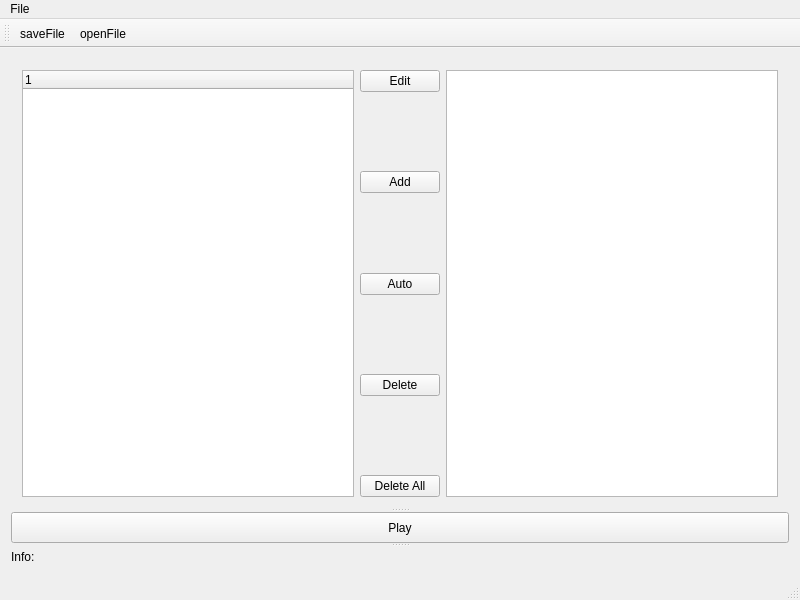
Qt form keymainwindow.ui (FyodorovAleksej/KeyPlayer) before a commit.
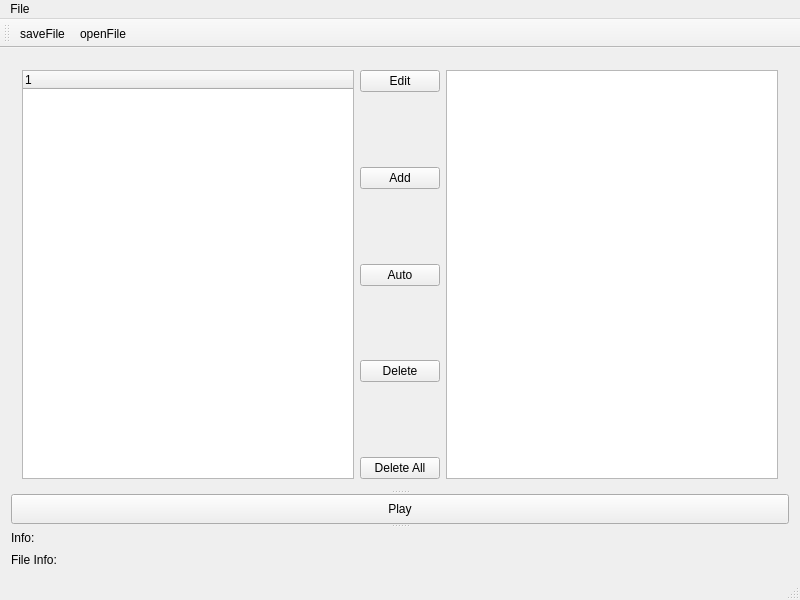
The same form after that commit.

Patch:
```diff
--- a/keymainwindow.ui
+++ b/keymainwindow.ui
@@ -139,6 +139,13 @@
       </widget>
      </widget>
     </item>
+    <item row="1" column="0">
+     <widget class="QLabel" name="fileLabel">
+      <property name="text">
+       <string>File Info:</string>
+      </property>
+     </widget>
+    </item>
    </layout>
   </widget>
   <widget class="QMenuBar" name="menubar">
```
